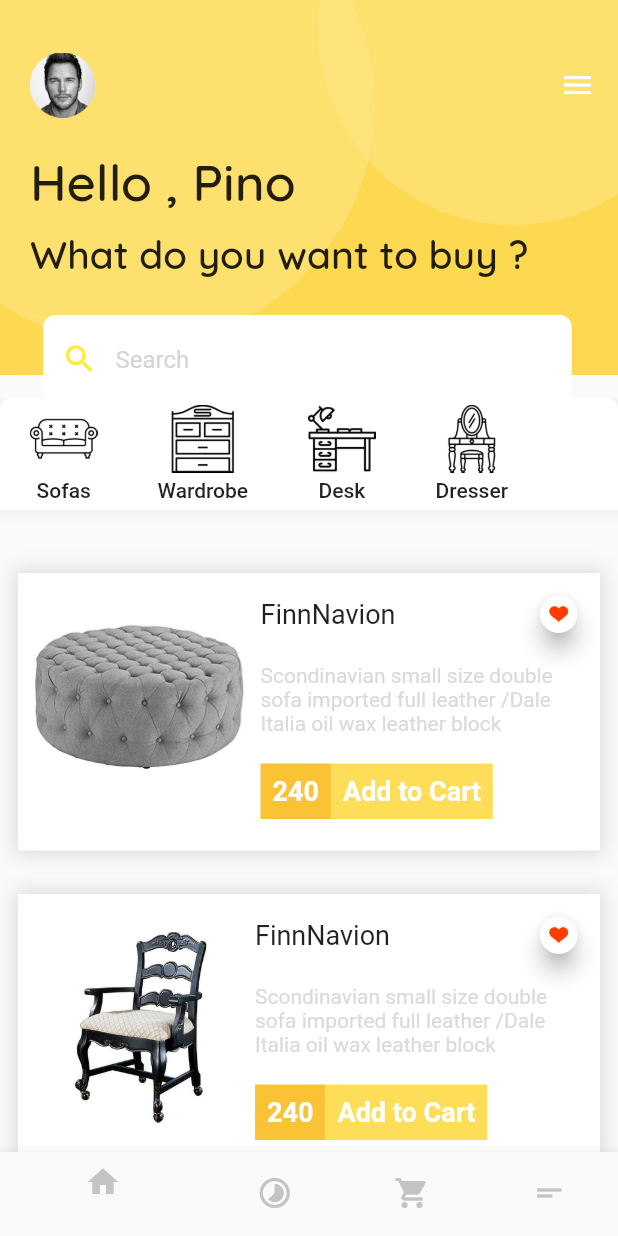
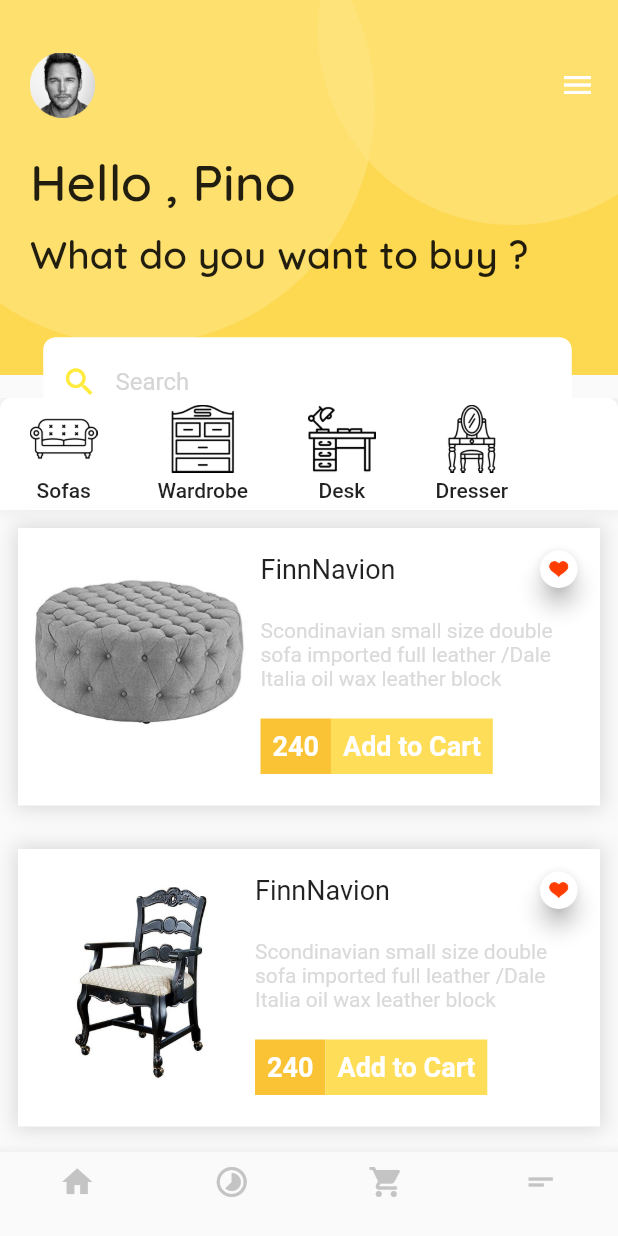
Before and after one commit to saini21199/Furniture_app_UI, a Flutter app: the screen it shows after launch, on a phone screen of 412 x 824 dp. Run offline on Flutter 3.47's test engine with Material 2 defaults, Android fonts, the phone set to English and light mode, and no system bars.

Commit message:
giving finishing touch

```diff
--- a/lib/screens/home_screen.dart
+++ b/lib/screens/home_screen.dart
@@ -80,8 +80,8 @@ class HomeScreen extends StatelessWidget {
 
   Widget buildSearchBar() {
     return Positioned(
-      top: 210.0,
-      bottom: -210.0,
+      top: 225.0,
+      bottom: -200.0,
       left: -1.0,
       right: 1.0,
       child: Padding(
@@ -530,7 +530,7 @@ class HomeScreen extends StatelessWidget {
                     children: <Widget>[
                       buildCategoryBar(),
                       SizedBox(
-                    height: 30.0,
+                        height: .0,
                       ),
                       buildMainContent(),
                       SizedBox(
@@ -546,18 +546,26 @@ class HomeScreen extends StatelessWidget {
                 )
               ],
             ),
-
           ],
         ),
-    bottomNavigationBar:
-      BottomNavigationBar(
-      items:  [
-        BottomNavigationBarItem(icon: Icon(Icons.home,color: Color.fromRGBO(196, 196, 196, 1.0)),title: Text('')),
-        BottomNavigationBarItem(icon: Icon(Icons.timelapse,color: Color.fromRGBO(196, 196, 196, 1.0)),title: Text('')),
-        BottomNavigationBarItem(icon: Icon(Icons.shopping_cart,color: Color.fromRGBO(196, 196, 196, 1.0)),title: Text('')),
-        BottomNavigationBarItem(icon: Icon(Icons.short_text,color: Color.fromRGBO(196, 196, 196, 1.0)),title: Text(''))
-
-      ])
-      );
+        bottomNavigationBar: BottomNavigationBar(
+          type: BottomNavigationBarType.fixed,
+          items: [
+          BottomNavigationBarItem(
+              icon: Icon(Icons.home, color: Color.fromRGBO(196, 196, 196, 1.0)),
+              title: Text('')),
+          BottomNavigationBarItem(
+              icon: Icon(Icons.timelapse,
+                  color: Color.fromRGBO(196, 196, 196, 1.0)),
+              title: Text('')),
+          BottomNavigationBarItem(
+              icon: Icon(Icons.shopping_cart,
+                  color: Color.fromRGBO(196, 196, 196, 1.0)),
+              title: Text('')),
+          BottomNavigationBarItem(
+              icon: Icon(Icons.short_text,
+                  color: Color.fromRGBO(196, 196, 196, 1.0)),
+              title: Text(''))
+        ]));
   }
 }
```
Lines whose indentation alone changed are shown as unchanged.
